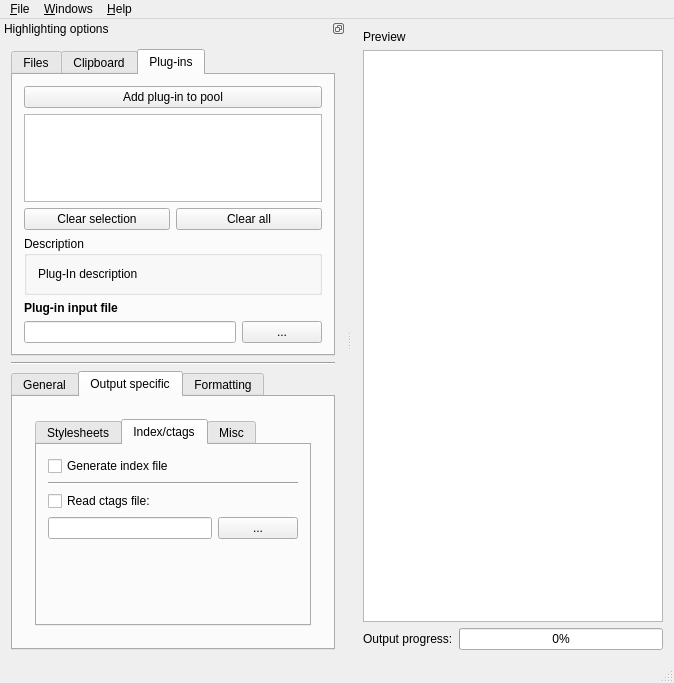
svn2github/highlight, file highlight/src/gui-qt/mainwindow.ui: the form before one commit.
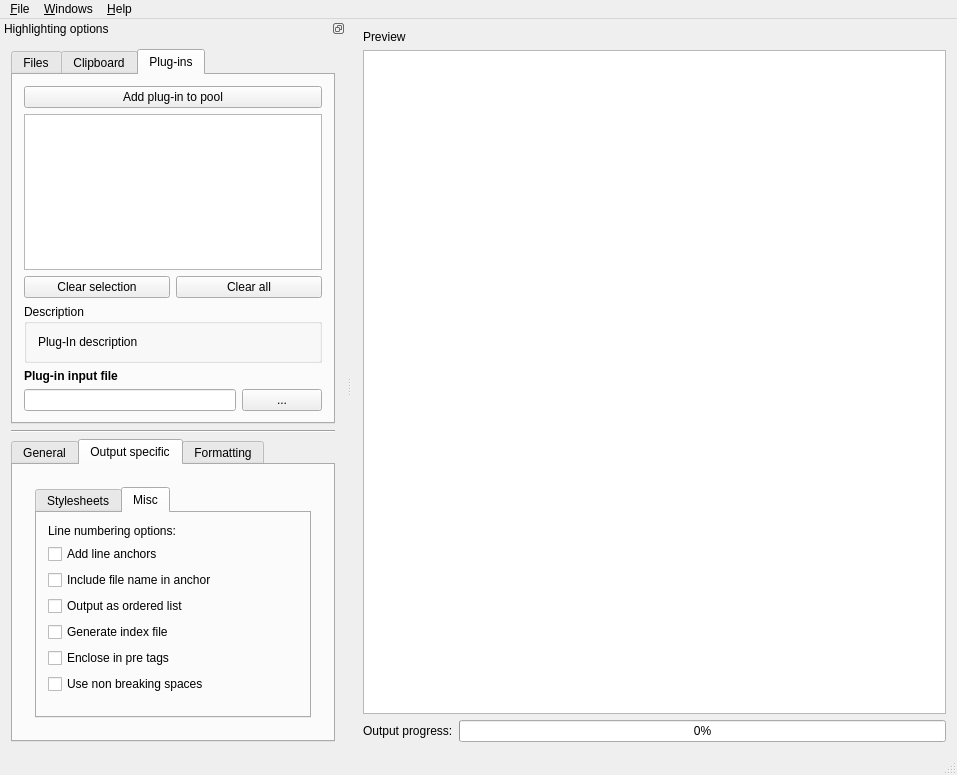
The form after the commit. The open tabs and pages were chosen to show the change. Icons and pictures are not drawn.

The edit to the form file:
```diff
--- a/highlight/src/gui-qt/mainwindow.ui
+++ b/highlight/src/gui-qt/mainwindow.ui
@@ -9,8 +9,8 @@
    <rect>
     <x>0</x>
     <y>0</y>
-    <width>674</width>
-    <height>677</height>
+    <width>957</width>
+    <height>775</height>
    </rect>
   </property>
   <property name="acceptDrops">
@@ -80,7 +80,7 @@
     <rect>
      <x>0</x>
      <y>0</y>
-     <width>674</width>
+     <width>957</width>
      <height>21</height>
     </rect>
    </property>
@@ -150,7 +150,7 @@
         </size>
        </property>
        <property name="currentIndex">
-        <number>0</number>
+        <number>2</number>
        </property>
        <widget class="QWidget" name="tab_file_io">
         <attribute name="title">
@@ -930,7 +930,7 @@
                 </size>
                </property>
                <property name="currentIndex">
-                <number>0</number>
+                <number>1</number>
                </property>
                <widget class="QWidget" name="tabWidgetPage1">
                 <attribute name="title">
@@ -1064,96 +1064,6 @@
                  </item>
                 </layout>
                </widget>
-               <widget class="QWidget" name="tabWidgetPage2">
-                <attribute name="title">
-                 <string>Index/ctags</string>
-                </attribute>
-                <layout class="QVBoxLayout" name="verticalLayout_6">
-                 <item>
-                  <widget class="QCheckBox" name="cbHTMLIndex">
-                   <property name="toolTip">
-                    <string>Generate an index file with hyperlinks to all outputted files.</string>
-                   </property>
-                   <property name="text">
-                    <string>Generate index file</string>
-                   </property>
-                  </widget>
-                 </item>
-                 <item>
-                  <widget class="Line" name="line_13">
-                   <property name="orientation">
-                    <enum>Qt::Horizontal</enum>
-                   </property>
-                  </widget>
-                 </item>
-                 <item>
-                  <widget class="QCheckBox" name="cbHTMLCtags">
-                   <property name="sizePolicy">
-                    <sizepolicy hsizetype="Minimum" vsizetype="Fixed">
-                     <horstretch>0</horstretch>
-                     <verstretch>0</verstretch>
-                    </sizepolicy>
-                   </property>
-                   <property name="toolTip">
-                    <string>Read a ctags file and add the included metainformation as tooltips.
-See ctags.sf.net for details.</string>
-                   </property>
-                   <property name="text">
-                    <string>Read ctags file:</string>
-                   </property>
-                  </widget>
-                 </item>
-                 <item>
-                  <layout class="QHBoxLayout" name="horizontalLayout_12">
-                   <item>
-                    <widget class="QLineEdit" name="leHTMLCtagsFile">
-                     <property name="sizePolicy">
-                      <sizepolicy hsizetype="Expanding" vsizetype="Fixed">
-                       <horstretch>0</horstretch>
-                       <verstretch>0</verstretch>
-                      </sizepolicy>
-                     </property>
-                     <property name="toolTip">
-                      <string>Path of the ctags file.</string>
-                     </property>
-                    </widget>
-                   </item>
-                   <item>
-                    <widget class="QPushButton" name="pbHTMLChooseTagsFile">
-                     <property name="sizePolicy">
-                      <sizepolicy hsizetype="Fixed" vsizetype="Fixed">
-                       <horstretch>0</horstretch>
-                       <verstretch>0</verstretch>
-                      </sizepolicy>
-                     </property>
-                     <property name="toolTip">
-                      <string>Choose a ctags file.</string>
-                     </property>
-                     <property name="text">
-                      <string>...</string>
-                     </property>
-                    </widget>
-                   </item>
-                  </layout>
-                 </item>
-                 <item>
-                  <spacer name="verticalSpacer_8">
-                   <property name="orientation">
-                    <enum>Qt::Vertical</enum>
-                   </property>
-                   <property name="sizeType">
-                    <enum>QSizePolicy::Expanding</enum>
-                   </property>
-                   <property name="sizeHint" stdset="0">
-                    <size>
-                     <width>20</width>
-                     <height>72</height>
-                    </size>
-                   </property>
-                  </spacer>
-                 </item>
-                </layout>
-               </widget>
                <widget class="QWidget" name="tabWidgetPage3">
                 <attribute name="title">
                  <string>Misc</string>
@@ -1203,9 +1113,12 @@
                   </widget>
                  </item>
                  <item>
-                  <widget class="Line" name="line_4">
-                   <property name="orientation">
-                    <enum>Qt::Horizontal</enum>
+                  <widget class="QCheckBox" name="cbHTMLIndex">
+                   <property name="toolTip">
+                    <string>Generate an index file with hyperlinks to all outputted files.</string>
+                   </property>
+                   <property name="text">
+                    <string>Generate index file</string>
                    </property>
                   </widget>
                  </item>
@@ -1219,6 +1132,13 @@
                    </property>
                   </widget>
                  </item>
+                 <item>
+                  <widget class="QCheckBox" name="cbHTMLNonBreakingSpace">
+                   <property name="text">
+                    <string>Use non breaking spaces</string>
+                   </property>
+                  </widget>
+                 </item>
                  <item>
                   <spacer name="verticalSpacer">
                    <property name="orientation">
@@ -1728,7 +1648,7 @@
         <attribute name="title">
          <string>Formatting</string>
         </attribute>
-        <layout class="QVBoxLayout" name="verticalLayout_8">
+        <layout class="QVBoxLayout" name="verticalLayout_6">
          <item>
           <layout class="QHBoxLayout" name="horizontalLayout_3">
            <item>
@@ -1914,8 +1834,10 @@
           </layout>
          </item>
          <item>
-          <layout class="QGridLayout" name="gridLayout_2">
-           <item row="0" column="0">
+          <widget class="QSplitter" name="splitter_3">
+           <property name="orientation">
+            <enum>Qt::Horizontal</enum>
+           </property>
             <widget class="QCheckBox" name="cbWrapping">
              <property name="toolTip">
               <string>Enable line wrapping.</string>
@@ -1924,8 +1846,6 @@
               <string>Line wrapping</string>
              </property>
             </widget>
-           </item>
-           <item row="0" column="1">
             <widget class="QSpinBox" name="sbLineLength">
              <property name="toolTip">
               <string>Enter the maximum line length.</string>
@@ -1940,8 +1860,17 @@
               <number>2</number>
              </property>
             </widget>
-           </item>
-           <item row="1" column="0">
+          </widget>
+         </item>
+         <item>
+          <widget class="QSplitter" name="splitter_2">
+           <property name="orientation">
+            <enum>Qt::Horizontal</enum>
+           </property>
+           <widget class="QSplitter" name="splitter">
+            <property name="orientation">
+             <enum>Qt::Vertical</enum>
+            </property>
             <widget class="QCheckBox" name="cbAdvWrapping">
              <property name="enabled">
               <bool>false</bool>
@@ -1953,24 +1882,13 @@
               <string>Intelligent wrapping</string>
              </property>
             </widget>
-           </item>
-           <item row="1" column="1">
-            <spacer name="verticalSpacer_11">
-             <property name="orientation">
-              <enum>Qt::Vertical</enum>
+            <widget class="QCheckBox" name="cbOmitWrappedLineNumbers">
+             <property name="text">
+              <string>Omit numbers of wrapped lines</string>
              </property>
-             <property name="sizeType">
-              <enum>QSizePolicy::Minimum</enum>
-             </property>
-             <property name="sizeHint" stdset="0">
-              <size>
-               <width>20</width>
-               <height>13</height>
-              </size>
-             </property>
-            </spacer>
-           </item>
-          </layout>
+            </widget>
+           </widget>
+          </widget>
          </item>
          <item>
           <widget class="Line" name="line_3">
```
Left out of the diff: 4 changed lines with no effect on the pictures. Lines whose indentation alone changed are shown as unchanged.
